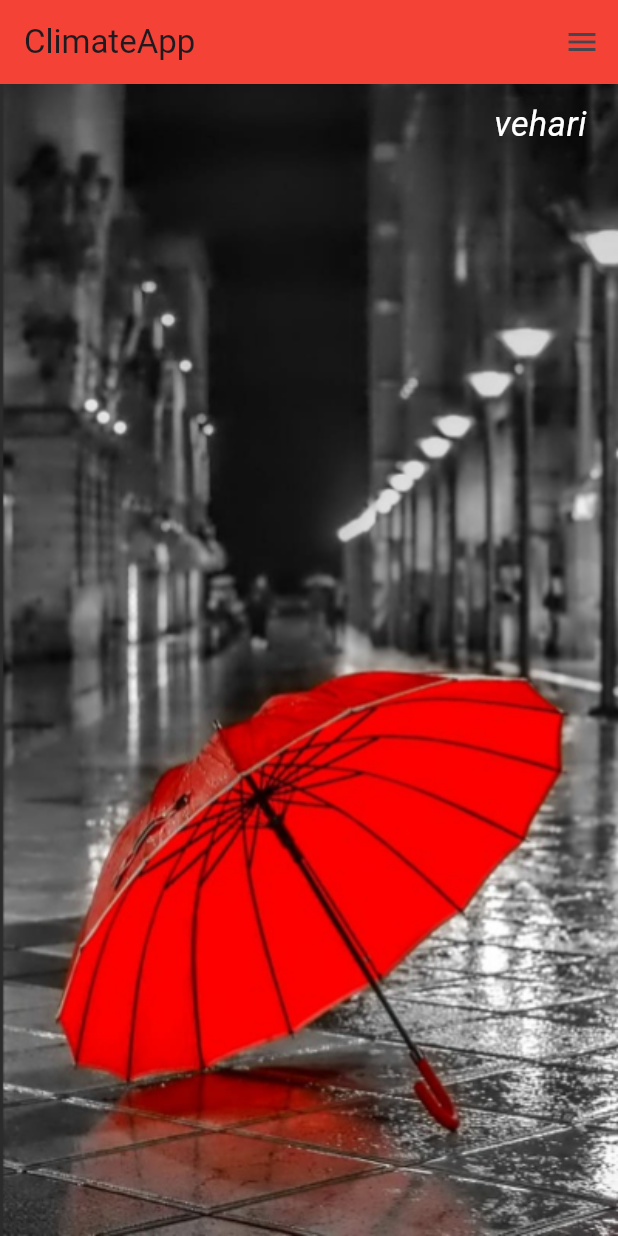
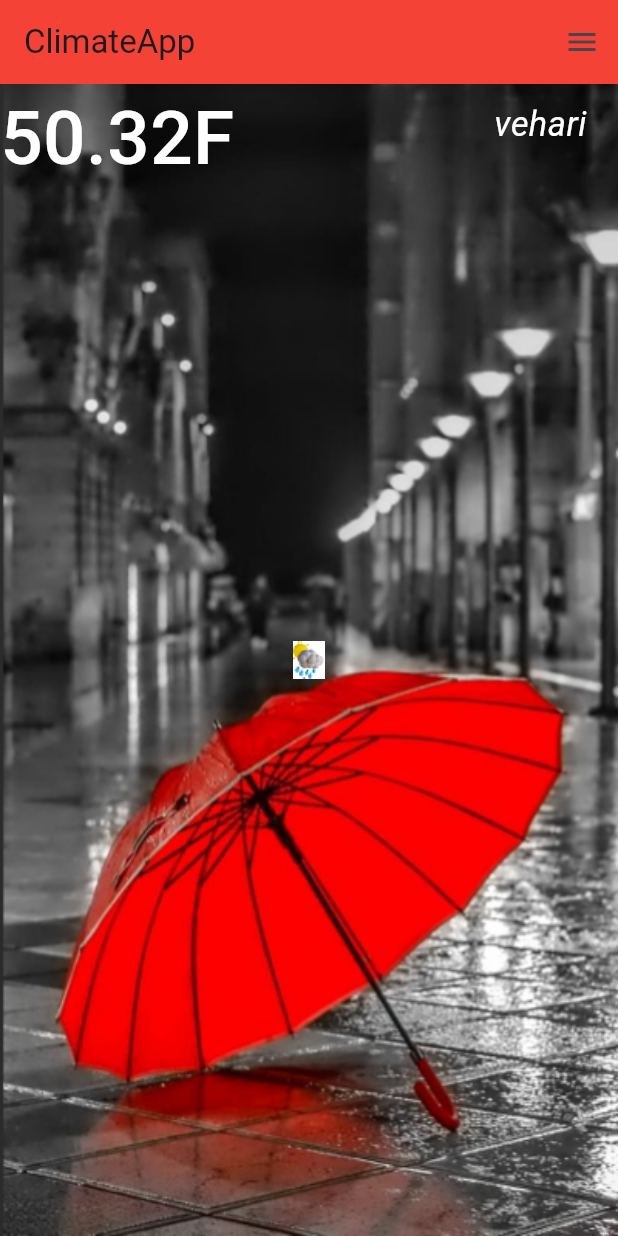
Before and after one commit to haseeb009009/flutterapps, a Flutter app: the screen it shows after launch, on a phone screen of 412 x 824 dp. Run offline on Flutter 3.47's test engine with Material 3 defaults, Android fonts, the phone set to English and light mode, and no system bars; our stand-ins replace audioplayers, flutter_colorpicker.

Commit message:
video 5 (second image)
in this video we added another image on top of first image and text

```diff
--- a/weather/lib/ui/climatefile.dart
+++ b/weather/lib/ui/climatefile.dart
@@ -38,12 +38,25 @@ class _ClimateState extends State<Climate> {
               'vehari',
               style: cityStyle(),
             ),
-          )
+          ),
+          const Center(
+            child: Image(
+              image: AssetImage('images/light_rain1.png'),
+            ),
+          ),
+          Container(
+           // margin: const EdgeInsets.fromLTRB(30.0, 590.0, 0.0, 0.0),
+            child: Text(
+              '50.32F',
+              style: tempStyle(),
+            ),
+          ),
         ],
       ),
     );
   }
 }
+
 TextStyle cityStyle() {
   return const TextStyle(
     color: Colors.white,
@@ -51,3 +64,12 @@ TextStyle cityStyle() {
     fontStyle: FontStyle.italic,
   );
 }
+
+TextStyle tempStyle() {
+  return const TextStyle(
+    color: Colors.white,
+    fontStyle: FontStyle.normal,
+    fontWeight: FontWeight.w500,
+    fontSize: 49.9,
+  );
+}
--- a/weather/pubspec.yaml
+++ b/weather/pubspec.yaml
@@ -61,7 +61,7 @@ flutter:
   # To add assets to your application, add an assets section, like this:
   #
   assets:
-     - images/light_rain.png
+     - images/light_rain1.png
      - images/umbrella.png
      - images/white_snow.png
 
```
Also changed, not shown: weather/images/light_rain.png (deleted), weather/images/light_rain1.png (added).
